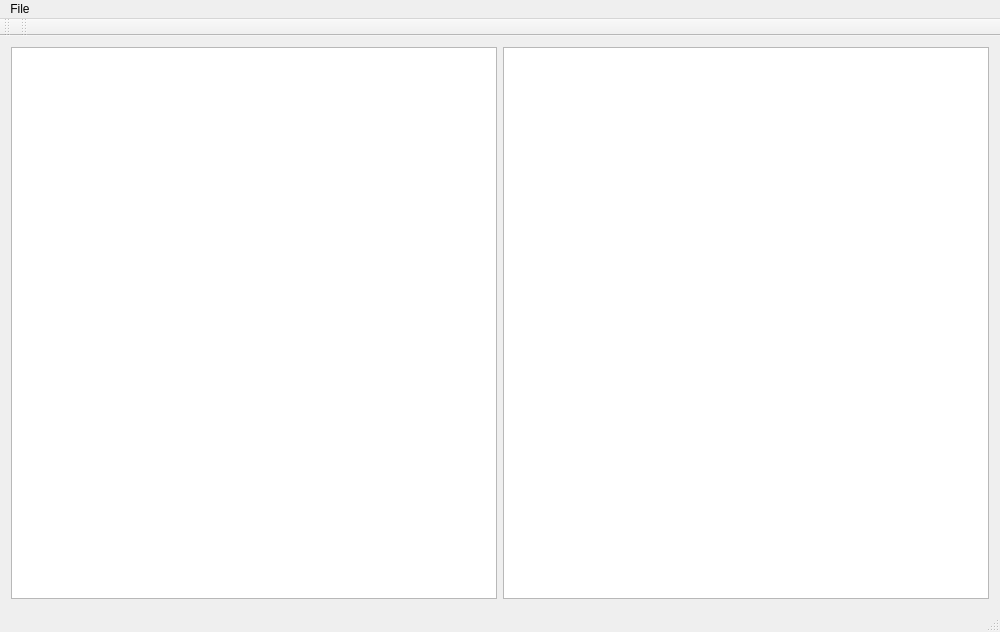
Old version of the form apps/opencs/opencs.ui in the repository zinnschlag/openmw.
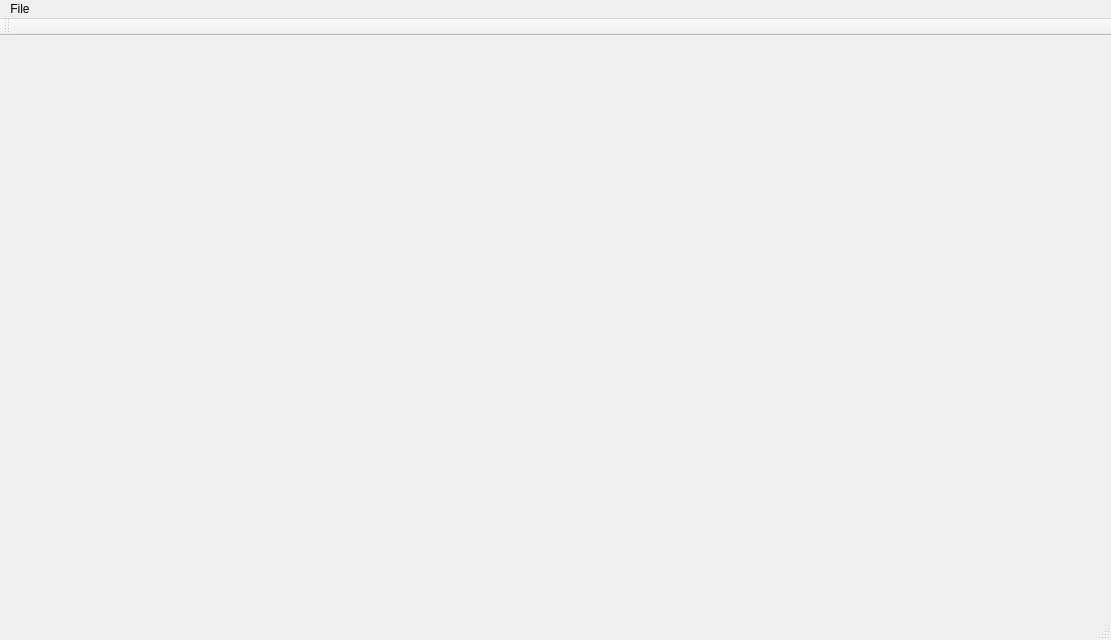
New version of the form. Icons and pictures are not drawn.

Patch:
```diff
--- a/apps/opencs/opencs.ui
+++ b/apps/opencs/opencs.ui
@@ -6,8 +6,8 @@
    <rect>
     <x>0</x>
     <y>0</y>
-    <width>1000</width>
-    <height>632</height>
+    <width>1111</width>
+    <height>640</height>
    </rect>
   </property>
   <property name="windowTitle">
@@ -18,21 +18,25 @@
     <normaloff>:/images/openmw.png</normaloff>:/images/openmw.png</iconset>
   </property>
   <widget class="QWidget" name="centralWidget">
-   <layout class="QHBoxLayout" name="horizontalLayout">
-    <item>
-     <widget class="QTreeView" name="treeView_2"/>
-    </item>
-    <item>
-     <widget class="QTreeView" name="treeView"/>
-    </item>
-   </layout>
+   <property name="sizePolicy">
+    <sizepolicy hsizetype="Minimum" vsizetype="Minimum">
+     <horstretch>0</horstretch>
+     <verstretch>0</verstretch>
+    </sizepolicy>
+   </property>
+   <property name="minimumSize">
+    <size>
+     <width>0</width>
+     <height>0</height>
+    </size>
+   </property>
   </widget>
   <widget class="QMenuBar" name="menuBar">
    <property name="geometry">
     <rect>
      <x>0</x>
      <y>0</y>
-     <width>1000</width>
+     <width>1111</width>
      <height>25</height>
     </rect>
    </property>
@@ -53,17 +57,6 @@
    </attribute>
   </widget>
   <widget class="QStatusBar" name="statusBar"/>
-  <widget class="QToolBar" name="toolBar">
-   <property name="windowTitle">
-    <string>toolBar</string>
-   </property>
-   <attribute name="toolBarArea">
-    <enum>TopToolBarArea</enum>
-   </attribute>
-   <attribute name="toolBarBreak">
-    <bool>false</bool>
-   </attribute>
-  </widget>
   <action name="actionOpen">
    <property name="text">
     <string>Open</string>
```
Left out of the diff: 15 changed lines with no effect on the pictures.
